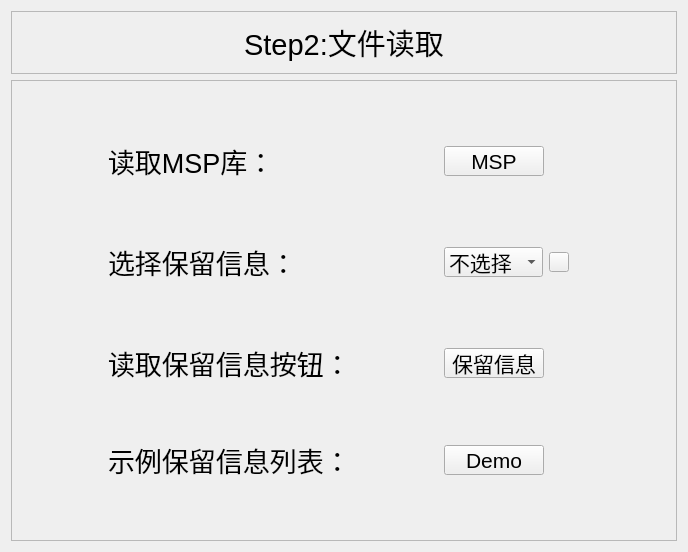
yuanhonglun/GC-WTS, file Dataanalysis/step_2.ui: the form before one commit.
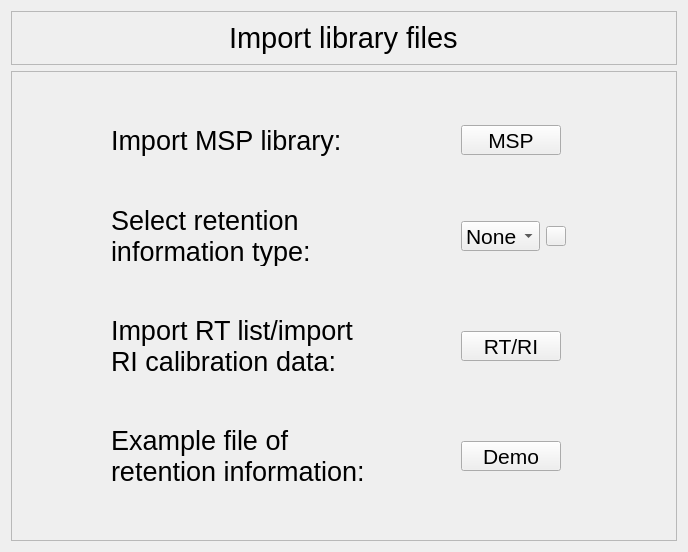
The form after the commit. Icons and pictures are not drawn.

Diff of the .ui file:
```diff
--- a/Dataanalysis/step_2.ui
+++ b/Dataanalysis/step_2.ui
@@ -11,9 +11,13 @@
    </rect>
   </property>
   <property name="windowTitle">
-   <string>Form</string>
+   <string>DataAnalyzer-WTS</string>
   </property>
-  <layout class="QGridLayout" name="gridLayout_2" rowstretch="1,10">
+  <property name="windowIcon">
+   <iconset>
+    <normaloff>../Combine/icon.png</normaloff>../Combine/icon.png</iconset>
+  </property>
+  <layout class="QGridLayout" name="gridLayout_2" rowstretch="1,10,0">
    <item row="0" column="0">
     <widget class="QFrame" name="frame">
      <property name="frameShape">
@@ -43,7 +47,7 @@
          <string notr="true">font: 22pt;</string>
         </property>
         <property name="text">
-         <string>Step2:文件读取</string>
+         <string>Import library files</string>
         </property>
        </widget>
       </item>
@@ -91,7 +95,7 @@
          <string notr="true">font: 20pt;</string>
         </property>
         <property name="text">
-         <string>读取MSP库：</string>
+         <string>Import MSP library:</string>
         </property>
        </widget>
       </item>
@@ -136,13 +140,13 @@
         <property name="minimumSize">
          <size>
           <width>0</width>
-          <height>30</height>
+          <height>60</height>
          </size>
         </property>
         <property name="maximumSize">
          <size>
           <width>16777215</width>
-          <height>30</height>
+          <height>60</height>
          </size>
         </property>
         <property name="font">
@@ -157,7 +161,10 @@
          <string notr="true">font: 20pt;</string>
         </property>
         <property name="text">
-         <string>选择保留信息：</string>
+         <string>Select retention information type:</string>
+        </property>
+        <property name="wordWrap">
+         <bool>true</bool>
         </property>
        </widget>
       </item>
@@ -169,6 +176,12 @@
          </property>
          <item>
           <widget class="QComboBox" name="comboBox">
+           <property name="sizePolicy">
+            <sizepolicy hsizetype="Preferred" vsizetype="Preferred">
+             <horstretch>0</horstretch>
+             <verstretch>0</verstretch>
+            </sizepolicy>
+           </property>
            <property name="minimumSize">
             <size>
              <width>50</width>
@@ -200,17 +213,17 @@
            </property>
            <item>
             <property name="text">
-             <string>不选择</string>
+             <string>None</string>
             </property>
            </item>
            <item>
             <property name="text">
-             <string>基于RT</string>
+             <string>RT</string>
             </property>
            </item>
            <item>
             <property name="text">
-             <string>基于RI</string>
+             <string>RI</string>
             </property>
            </item>
           </widget>
@@ -234,7 +247,7 @@
            </property>
            <property name="icon">
             <iconset>
-             <normaloff>C:/Users/86724/Desktop/R-C.jpg</normaloff>C:/Users/86724/Desktop/R-C.jpg</iconset>
+             <normaloff>../Combine/R-C.png</normaloff>../Combine/R-C.png</iconset>
            </property>
            <property name="iconSize">
             <size>
@@ -249,6 +262,18 @@
       </item>
       <item row="2" column="0">
        <widget class="QLabel" name="label_4">
+        <property name="minimumSize">
+         <size>
+          <width>0</width>
+          <height>60</height>
+         </size>
+        </property>
+        <property name="maximumSize">
+         <size>
+          <width>16777215</width>
+          <height>60</height>
+         </size>
+        </property>
         <property name="font">
          <font>
           <pointsize>20</pointsize>
@@ -261,10 +286,11 @@
          <string notr="true">font: 20pt;</string>
         </property>
         <property name="text">
-         <string>读取保留信息按钮：</string>
+         <string>Import RT list/import
+RI calibration data:</string>
         </property>
         <property name="wordWrap">
-         <bool>true</bool>
+         <bool>false</bool>
         </property>
        </widget>
       </item>
@@ -294,12 +320,24 @@
          <string notr="true">font: 16pt;</string>
         </property>
         <property name="text">
-         <string>保留信息</string>
+         <string>RT/RI</string>
         </property>
        </widget>
       </item>
       <item row="3" column="0">
        <widget class="QLabel" name="label_5">
+        <property name="minimumSize">
+         <size>
+          <width>0</width>
+          <height>60</height>
+         </size>
+        </property>
+        <property name="maximumSize">
+         <size>
+          <width>16777215</width>
+          <height>60</height>
+         </size>
+        </property>
         <property name="font">
          <font>
           <pointsize>20</pointsize>
@@ -312,10 +350,11 @@
          <string notr="true">font: 20pt;</string>
         </property>
         <property name="text">
-         <string>示例保留信息列表：</string>
+         <string>Example file of 
+retention information:</string>
         </property>
         <property name="wordWrap">
-         <bool>true</bool>
+         <bool>false</bool>
         </property>
        </widget>
       </item>
```
